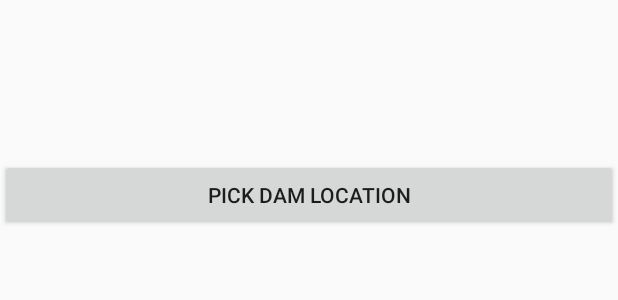
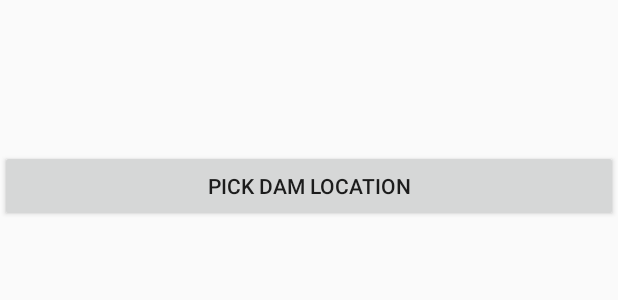
Before and after one commit to LoneWolf36/FirebaseSystem, an Android app: the layout activity_location_picker.xml on its own in the app's theme, with its tools: preview values and no code run, on a phone screen of 412 x 824 dp. Shown: the top 300 px of the screen. Run offline under Robolectric (Android 15) with nearby library versions, the phone set to English and light mode, and no system bars.

Commit message:
fixed maps

```diff
--- a/app/src/main/java/sih/firebasesendnotif/Fragments/ScheduleFragment.java
+++ b/app/src/main/java/sih/firebasesendnotif/Fragments/ScheduleFragment.java
@@ -39,6 +39,7 @@ public class ScheduleFragment extends Fragment{
     java.util.List<NotifyData> notifyDataList;
     RecyclerView recycle;
     Button notify,update;
+    Context context;
 
     private OnFragmentInteractionListener mListener;
 
@@ -62,6 +63,7 @@ public class ScheduleFragment extends Fragment{
         update = (Button) v.findViewById(R.id.update);
         recycle = (RecyclerView) v.findViewById(R.id.recycle);
         database = FirebaseDatabase.getInstance();
+        context=getContext();
 
         SharedPreferences prefs = getActivity().getSharedPreferences("JaisPrefrence", MODE_PRIVATE);
         FirebaseAuth mAuth = FirebaseAuth.getInstance();
@@ -72,8 +74,8 @@ public class ScheduleFragment extends Fragment{
         myRef.addValueEventListener(new ValueEventListener() {
             @Override
             public void onDataChange(DataSnapshot dataSnapshot) {
-                RecyclerAdapter recyclerAdapter = new RecyclerAdapter(list,getContext());
-                RecyclerView.LayoutManager recyce = new LinearLayoutManager(getContext());
+                RecyclerAdapter recyclerAdapter = new RecyclerAdapter(list,context);
+                RecyclerView.LayoutManager recyce = new LinearLayoutManager(context);
                 recycle.setLayoutManager(recyce);
                 recycle.setLayoutManager(new VegaLayoutManager());
                 recycle.setItemAnimator( new DefaultItemAnimator());
--- a/app/src/main/res/layout/activity_location_picker.xml
+++ b/app/src/main/res/layout/activity_location_picker.xml
@@ -7,12 +7,9 @@
     tools:context="sih.firebasesendnotif.LocationPickerActivity"
     android:orientation="vertical">
 
-        <TextView
-            android:id="@+id/tvPlace"
+        <Space
             android:layout_width="match_parent"
-            android:layout_height="86dp"
-            android:layout_gravity="bottom"
-            android:layout_marginTop="20dp" />
+            android:layout_height="100dp" />
 
         <Button
             android:layout_width="match_parent"
@@ -20,6 +17,13 @@
             android:layout_gravity="bottom"
             android:onClick="goPlacePicker"
             android:text="@string/place_select" />
+
+        <TextView
+            android:id="@+id/tvPlace"
+            android:layout_width="match_parent"
+            android:layout_height="86dp"
+            android:layout_gravity="bottom"
+            android:layout_marginTop="20dp" />
         <!--<TextView-->
             <!--android:id="@+id/tvLat"-->
             <!--android:layout_width="match_parent"-->
--- a/app/src/main/res/layout/activity_navbar.xml
+++ b/app/src/main/res/layout/activity_navbar.xml
@@ -40,6 +40,8 @@
         android:layout_height="match_parent"
         android:layout_gravity="start"
         android:layoutDirection="ltr"
+        android:textColor="#FFF"
+        app:itemTextColor="@color/black"
         android:background="@android:color/white"
         android:fitsSystemWindows="true"
         app:itemBackground="@android:color/white"
--- a/app/src/main/res/menu/activity_main_drawer.xml
+++ b/app/src/main/res/menu/activity_main_drawer.xml
@@ -4,7 +4,7 @@
     <group android:checkableBehavior="single">
         <item
             android:id="@+id/nav_schedule"
-            android:icon="@drawable/ic_schedules"
+            android:icon="@drawable/ic_schedule_white_24dp"
             android:title="Check schedules" />
         <item
             android:id="@+id/add_schedule"
@@ -13,7 +13,8 @@
         <item
             android:id="@+id/nav_emergency"
             android:icon="@drawable/ic_emergency"
-            android:title="Send Emergency Notification" />
+            android:title="Send Emergency Notification"
+            />
         <item
             android:id="@+id/nav_subscribe"
             android:icon="@drawable/ic_subscribe"
```
Also changed, not shown: app/src/main/res/drawable/ic_schedule_white_24dp.xml (added, +9 -0 lines), app/src/main/res/drawable-mdpi/ic_schedules_w.png (added), app/src/main/res/drawable-xhdpi/ic_schedules_w.png (added), app/src/main/res/drawable-xxhdpi/ic_schedules_w.png (added).
